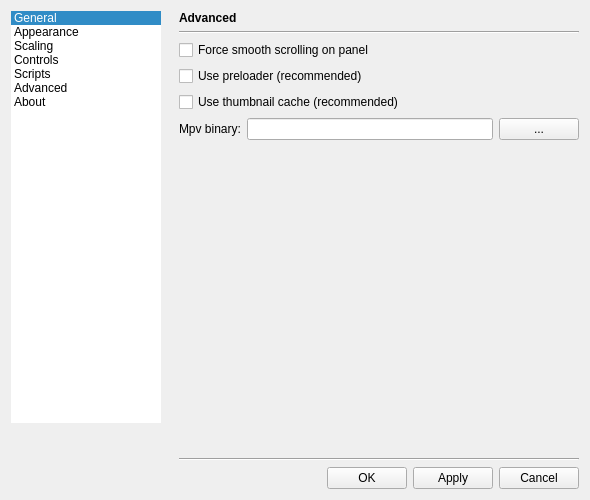
The window that gui/dialogs/settingsdialog.ui (do-i/thumbgrid) describes before a commit, drawn with Qt 5.
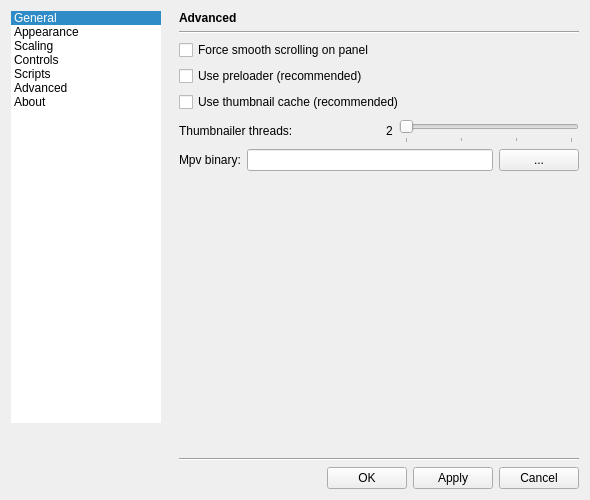
The same window after the commit. The open tabs and pages were chosen to show the change. Icons and pictures are not drawn. Custom widgets are drawn as their Qt base class.

Commit message: [SettingsDialog] Thumbnailer thread count option.

```diff
--- a/gui/dialogs/settingsdialog.ui
+++ b/gui/dialogs/settingsdialog.ui
@@ -2159,6 +2159,74 @@
                  </property>
                 </widget>
                </item>
+               <item>
+                <layout class="QHBoxLayout" name="horizontalLayout">
+                 <property name="leftMargin">
+                  <number>0</number>
+                 </property>
+                 <property name="topMargin">
+                  <number>0</number>
+                 </property>
+                 <property name="rightMargin">
+                  <number>0</number>
+                 </property>
+                 <property name="bottomMargin">
+                  <number>0</number>
+                 </property>
+                 <item>
+                  <widget class="QLabel" name="label_17">
+                   <property name="text">
+                    <string>Thumbnailer threads:</string>
+                   </property>
+                  </widget>
+                 </item>
+                 <item>
+                  <spacer name="horizontalSpacer_9">
+                   <property name="orientation">
+                    <enum>Qt::Horizontal</enum>
+                   </property>
+                   <property name="sizeHint" stdset="0">
+                    <size>
+                     <width>40</width>
+                     <height>20</height>
+                    </size>
+                   </property>
+                  </spacer>
+                 </item>
+                 <item>
+                  <widget class="QLabel" name="thumbnailerThreadsLabel">
+                   <property name="text">
+                    <string>2</string>
+                   </property>
+                  </widget>
+                 </item>
+                 <item>
+                  <widget class="QSlider" name="thumbnailerThreadsSlider">
+                   <property name="minimumSize">
+                    <size>
+                     <width>180</width>
+                     <height>25</height>
+                    </size>
+                   </property>
+                   <property name="minimum">
+                    <number>1</number>
+                   </property>
+                   <property name="maximum">
+                    <number>4</number>
+                   </property>
+                   <property name="pageStep">
+                    <number>1</number>
+                   </property>
+                   <property name="orientation">
+                    <enum>Qt::Horizontal</enum>
+                   </property>
+                   <property name="tickPosition">
+                    <enum>QSlider::TicksBelow</enum>
+                   </property>
+                  </widget>
+                 </item>
+                </layout>
+               </item>
                <item>
                 <layout class="QHBoxLayout" name="horizontalLayout_7">
                  <item>
```
Left out of the diff: 81 changed lines with no effect on the pictures. The commit also changes 3 other files.
